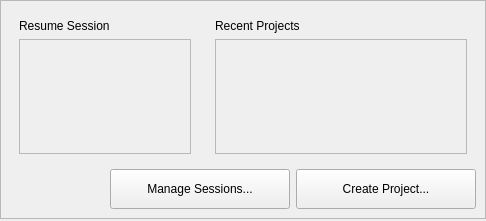
This is src/plugins/projectexplorer/projectwelcomepagewidget.ui in qt-creator/qt-creator as Qt 5 draws it before an edit. The edited form follows.
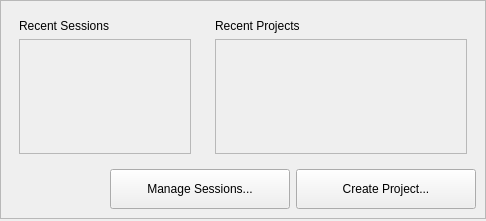
This is the edited form. Icons and pictures are not drawn. Custom widgets are drawn as their Qt base class.

```diff
--- a/src/plugins/projectexplorer/projectwelcomepagewidget.ui
+++ b/src/plugins/projectexplorer/projectwelcomepagewidget.ui
@@ -49,7 +49,7 @@
               </sizepolicy>
              </property>
              <property name="text">
-              <string>Resume Session</string>
+              <string>Recent Sessions</string>
              </property>
              <property name="alignment">
               <set>Qt::AlignLeading|Qt::AlignLeft|Qt::AlignTop</set>
```
